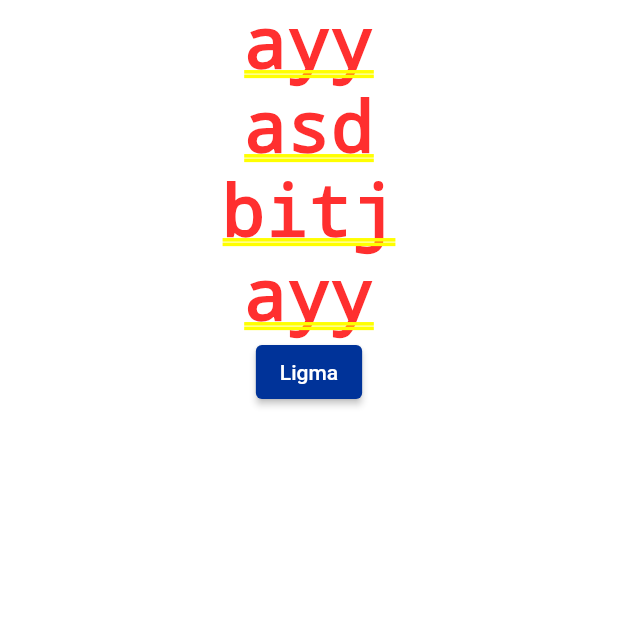
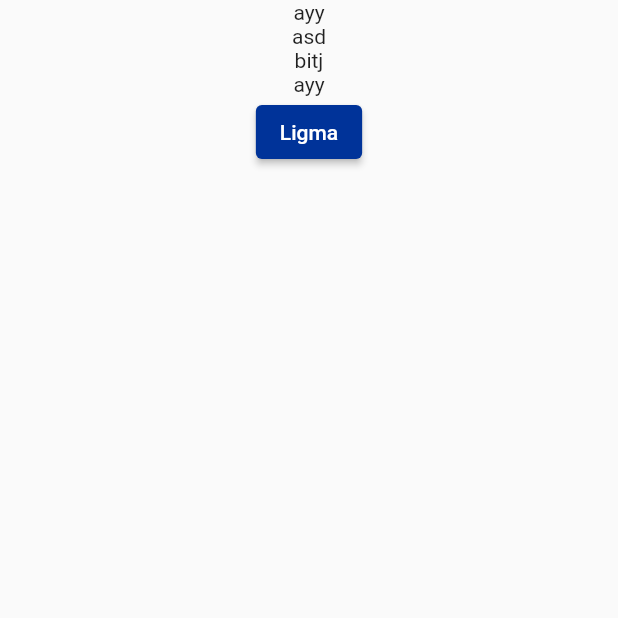
Before and after one commit to yesthisisbobb/vacto, a Flutter app: the screen it shows after launch, on a phone screen of 412 x 824 dp, the top half of it. Run offline on Flutter 3.47's test engine with Material 2 defaults, Android fonts, the phone set to English and light mode, and no system bars.

Commit message:
nambah scaffold

```diff
--- a/lib/src/pages/login.dart
+++ b/lib/src/pages/login.dart
@@ -3,7 +3,9 @@ import 'package:flutter/material.dart';
 class Login extends StatelessWidget{
   @override
   Widget build(BuildContext context) {
-    return loginInputs(context);
+    return Scaffold(
+      body: loginInputs(context)
+    );
   }
 
   Widget loginInputs(BuildContext context){
--- a/lib/src/vacto.dart
+++ b/lib/src/vacto.dart
@@ -29,6 +29,7 @@ class Vacto extends StatelessWidget {
         "/": (context) => Login(),
         "/register": (context) => Register(),
       },
+      debugShowMaterialGrid: false,
     );
   }
 }
```
